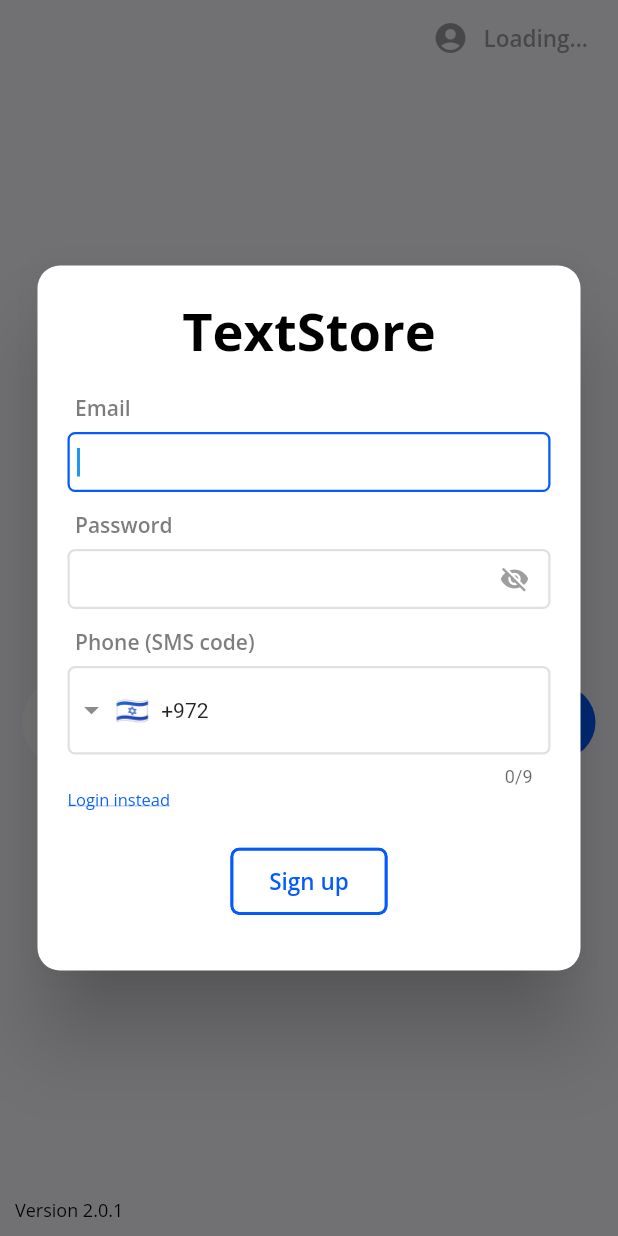
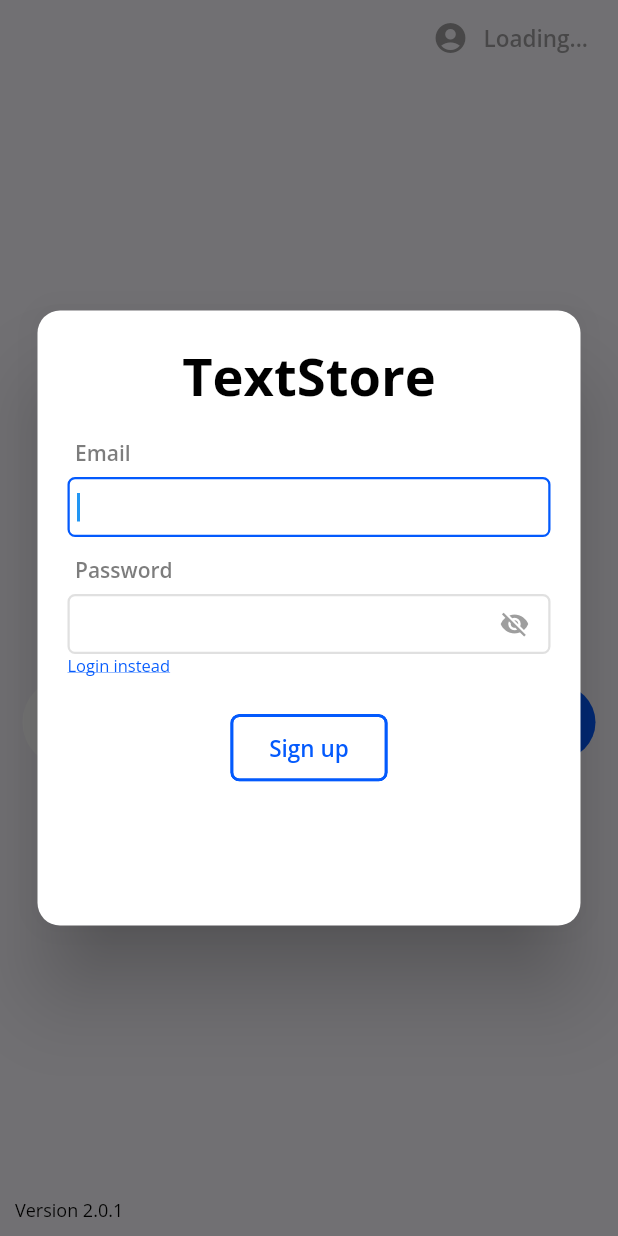
Before and after one commit to idan054/biton_ai, a Flutter app: the screen it shows after launch, after a tap on "Login", after a tap on "New? Create profile", on a phone screen of 412 x 824 dp. Run offline on Flutter 3.47's test engine with Material 2 defaults, Android fonts, the phone set to English and light mode, and no system bars; drawn by our look-alikes of entry, intl_phone_field; our stand-ins replace cloud_firestore, file_picker, firebase_auth, firebase_core, flutter_dotenv, flutter_screenutil and 7 more; missing offline and left inert: curved_progress_bar, dart:html, html_editor_enhanced, rich_console; accounts and stored records are empty; network calls fail.

Commit message:
Phone field moved

```diff
--- a/lib/common/services/handle_exceptions.dart
+++ b/lib/common/services/handle_exceptions.dart
@@ -17,7 +17,7 @@ String? handleExceptions(Response? resp, {Exception? err}) {
   if (message == 'Expired token') return 'Oops! Please re-login your account';
 
   if (message.toString().contains('that username already exists!')) {
-    return 'Please login, Profile email exists';
+    return 'Please login, Email exists';
   }
 
   if (message.toString().contains('password you entered')) {
@@ -25,7 +25,8 @@ String? handleExceptions(Response? resp, {Exception? err}) {
   }
 
   if (message.toString().contains('Unknown email address')) {
-    return "Oops! Profile doesn't exist";
+    // return "Oops! Profile doesn't exist";
+    return "Email not found, please signup";
   }
 
   if (message.toString().contains('invalid-phone-number')) {
--- a/lib/widgets/registerDialog/register_dialog.dart
+++ b/lib/widgets/registerDialog/register_dialog.dart
@@ -59,13 +59,16 @@ class _RegisterDialogState extends State<RegisterDialog> {
     double width = MediaQuery.of(context).size.width;
     bool desktopMode = width > 500;
 
-    final dialogHeight = (loginMode
-        ? 390.0
-        : _pageController.page == 1
-            ? 300.0 // On OTP
-            : 470.0);
+    final dialogHeight = loginMode ? 390.0 : 410.0;
+    // (loginMode
+    //     ? 390.0
+    //     : _pageController.page == 1
+    //         ? 300.0 // On OTP
+    //         : 470.0);
 
-    return Column(
+    return Form(
+      key: _formKey,
+      child: Column(
         mainAxisSize: MainAxisSize.min,
         mainAxisAlignment: MainAxisAlignment.center,
         crossAxisAlignment: CrossAxisAlignment.start,
@@ -106,7 +109,50 @@ class _RegisterDialogState extends State<RegisterDialog> {
             ),
           ),
         ],
+      ),
     );
+  }
+
+  void sendSmsAction() async {
+    print('START: sendSmsAction()');
+    try {
+      errMessage = null;
+      isLoading = true;
+      setState(() {});
+
+      final isPhoneValid = _formKey.currentState!.validate();
+      if (!isPhoneValid || !_phoneController.text.isDigitsOnly) {
+        isLoading = false;
+        errMessage = 'Please use a valid phone';
+        setState(() {});
+        return;
+      }
+
+      print('START: WooApi.checkPhoneExist()');
+      final _phone = phone!.replaceAll('+', '');
+      print('_phone ${_phone}');
+      final isPhoneExist = await WooApi.checkPhoneExist(_phone);
+      if (isPhoneExist) {
+        isLoading = false;
+        errMessage = 'Please login, Phone exist';
+        setState(() {});
+        return;
+      }
+
+      print('otpRequest ${otpRequest}');
+      otpRequest = await FirebaseAuth.instance.signInWithPhoneNumber(phone!);
+      isLoading = false;
+      setState(() {});
+
+      context.showSnackbar(message: 'SMS has been sent to ${phone}');
+      // reCAPTCHA & send SMS code.
+    } on Exception catch (err, s) {
+      isLoading = false;
+      printRed('My ERROR: $err');
+      errMessage = handleExceptions(null, err: err);
+      errMessage = errMessage!.replaceAll('Exception: ', '');
+      setState(() {});
+    }
   }
 
   Widget buildOtpSection() {
@@ -116,7 +162,7 @@ class _RegisterDialogState extends State<RegisterDialog> {
     // bool
     // isLoading = false;
 
-    StateSetter? errState;
+    // StateSetter? errState;
     StateSetter? formState;
 
     return StatefulBuilder(builder: (context, stfState) {
@@ -134,34 +180,44 @@ class _RegisterDialogState extends State<RegisterDialog> {
               )
               .center,
           const Spacer(),
-          fieldTitle('SMS code sent to $phone'),
+          fieldTitle('Phone (SMS code)'),
+          IntlPhoneField(
+            autofocus: true,
+            pickerDialogStyle: PickerDialogStyle(padding: 20.all, width: 400),
+            controller: _phoneController,
+            decoration: fieldPromptStyle(false, intlPhoneField: true),
+            initialCountryCode: 'IL',
+            style: const TextStyle(color: Colors.black),
+            autovalidateMode: AutovalidateMode.disabled,
+            onChanged: (_phone) {
+              phone = _phone.completeNumber;
+            },
+          ),
+          if (otpRequest != null) fieldTitle('SMS code sent to $phone'),
           SizedBox(
             height: desktopMode ? 50 : 40,
             child: TextField(
-              autofocus: true,
+              enabled: otpRequest != null,
               maxLines: null,
               expands: true,
               style: const TextStyle(color: Colors.black),
               controller: _otpController,
-              decoration: fieldPromptStyle(false),
+              decoration: fieldPromptStyle(otpRequest == null),
             ),
           ),
           const SizedBox(height: 5.0),
+          if (otpRequest != null)
             ('send again')
                 .toText(
                     color: AppColors.secondaryBlue,
                     underline: true,
                     fontSize: desktopMode ? 14 : 11)
                 .pOnly(bottom: 5)
-              .onTap(() async {
-                // reCAPTCHA & send SMS code.
-                otpRequest = await FirebaseAuth.instance.signInWithPhoneNumber(phone!);
-                context.showSnackbar(message: 'SMS has been sent to ${phone}');
-              }, radius: 5)
+                .onTap(sendSmsAction, radius: 5)
                 .centerLeft
                 .offset(0, loginMode ? 0 : -5),
           StatefulBuilder(builder: (context, stfState) {
-            errState = stfState;
+            // errState = stfState;
             var color = AppColors.errRed;
 
             return errMessage == null
@@ -181,17 +237,21 @@ class _RegisterDialogState extends State<RegisterDialog> {
           }),
           const SizedBox(height: 15),
           buildTextstoreButton(
-            title: 'Finish',
+            title: otpRequest == null ? 'Send Code' : 'Finish',
             isLoading: isLoading,
             createMode: !loginMode,
-            onPressed: () async {
+            onPressed: otpRequest == null
+                ? sendSmsAction
+                : () async {
                     try {
                       isLoading = true;
                       formState!(() {});
                       UserCredential? otp;
                       if (_otpController.text == '2123') {
                       } else {
-                  otp = await otpRequest!.confirm(_otpController.text).catchError((err) {
+                        otp = await otpRequest!
+                            .confirm(_otpController.text)
+                            .catchError((err) {
                           isLoading = false;
                           printRed('My ERROR: $err');
                           // errMessage = err.toString().replaceAll('Exception: ', '');
@@ -202,7 +262,8 @@ class _RegisterDialogState extends State<RegisterDialog> {
                         print('otp.user ${otp.additionalUserInfo?.isNewUser}');
                       }
 
-                if (_otpController.text == '2123' || (otp != null && otp.user != null)) {
+                      if (_otpController.text == '2123' ||
+                          (otp != null && otp.user != null)) {
                         final _phone = phone!.replaceAll('+', '');
                         await WooApi.userSignup(
                           email: _emailController.text,
@@ -236,9 +297,7 @@ class _RegisterDialogState extends State<RegisterDialog> {
     return StatefulBuilder(builder: (context, stfState) {
       // formState = stfState;
       formState = setState;
-      return Form(
-        key: _formKey,
-        child: Column(
+      return Column(
         mainAxisSize: MainAxisSize.min,
         children: [
           const SizedBox(height: 20.0),
@@ -283,21 +342,6 @@ class _RegisterDialogState extends State<RegisterDialog> {
             );
           }),
           const SizedBox(height: 5.0),
-            if (!loginMode) ...[
-              fieldTitle('Phone (SMS code)'),
-              IntlPhoneField(
-                pickerDialogStyle: PickerDialogStyle(padding: 20.all, width: 400),
-                controller: _phoneController,
-                decoration: fieldPromptStyle(false, intlPhoneField: true),
-                initialCountryCode: 'IL',
-                style: const TextStyle(color: Colors.black),
-                autovalidateMode: AutovalidateMode.disabled,
-                onChanged: (_phone) {
-                  phone = _phone.completeNumber;
-                },
-              ),
-              const SizedBox(height: 5.0),
-            ],
           StatefulBuilder(builder: (context, stfState) {
             errState = stfState;
             var color = AppColors.errRed;
@@ -307,7 +351,9 @@ class _RegisterDialogState extends State<RegisterDialog> {
                 : Row(
                     mainAxisSize: MainAxisSize.min,
                     children: [
-                        (errMessage != null && errMessage!.contains('login')
+                      (errMessage != null &&
+                                  (errMessage!.contains('login') ||
+                                      errMessage!.contains('signup'))
                               ? Icons.south
                               : Icons.warning)
                           .icon(color: color)
@@ -352,40 +398,22 @@ class _RegisterDialogState extends State<RegisterDialog> {
                   return;
                 }
 
-                  final isPhoneValid = _formKey.currentState!.validate();
-                  if (!isPhoneValid || !_phoneController.text.isDigitsOnly) {
-                    errMessage = 'Please use a valid phone';
-                    errState!(() {});
-                    return;
-                  }
-
                 errMessage = null;
                 isLoading = true;
                 formState!(() {});
 
                 //~ SignUp if needed:
                 if (!loginMode) {
-                    final _phone = phone!.replaceAll('+', '');
-                    final isPhoneExist = await WooApi.checkPhoneExist(_phone);
-                    if (isPhoneExist) {
-                      isLoading = false;
-                      errMessage = 'Please login, Profile phone exist';
-                      errState!(() {});
-                      return;
-                    }
-
                   final isEmailExist =
                       await WooApi.checkEmailExists(_emailController.text);
                   if (isEmailExist) {
                     isLoading = false;
-                      errMessage = 'Please login, Profile email exist';
-                      errState!(() {});
+                    errMessage = 'Please login, Email exist';
+                    // errState!(() {});
+                    formState!(() {});
                     return;
                   }
 
-                    // reCAPTCHA & send SMS code.
-                    otpRequest =
-                        await FirebaseAuth.instance.signInWithPhoneNumber(phone!);
                   _pageController.jumpToPage(2);
                   isLoading = false;
                   setState(() {});
@@ -399,18 +427,11 @@ class _RegisterDialogState extends State<RegisterDialog> {
                 errMessage = handleExceptions(null, err: err);
                 errMessage = errMessage!.replaceAll('Exception: ', '');
                 formState!(() {});
-
-                  if (errMessage == "Oops! Profile doesn't exist") {
-                    errMessage = null;
-                    loginMode = !loginMode;
-                    setState(() {});
-                  }
               }
             },
           ).center,
         ],
-        ).px(desktopMode ? 60 : 20),
-      );
+      ).px(desktopMode ? 60 : 20);
     });
   }
 
```
Lines whose indentation alone changed are shown as unchanged.
